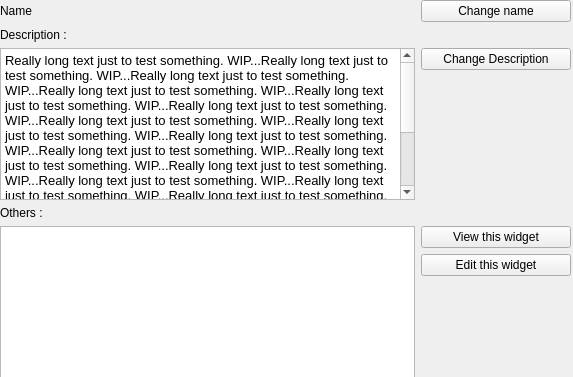
Old version of the form SubClasses/axisdatacontentprinter.ui in the repository Far4X/QTSM.
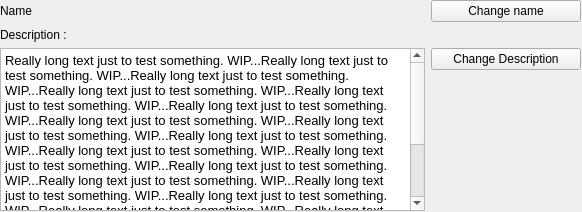
New version of the form.

Commit message: The window to modify the desc and the name of the axes is almost done, it just need some finishes, like the fact that it's destroy the mainwindow when it gets closed or the fact that the mainwindow doesn't get update when the name/desc is changed

The edit to the form file:
```diff
--- a/SubClasses/axisdatacontentprinter.ui
+++ b/SubClasses/axisdatacontentprinter.ui
@@ -6,8 +6,8 @@
    <rect>
     <x>0</x>
     <y>0</y>
-    <width>573</width>
-    <height>377</height>
+    <width>582</width>
+    <height>212</height>
    </rect>
   </property>
   <property name="windowTitle">
@@ -18,8 +18,8 @@
     <rect>
      <x>0</x>
      <y>0</y>
-     <width>571</width>
-     <height>378</height>
+     <width>581</width>
+     <height>211</height>
     </rect>
    </property>
    <layout class="QVBoxLayout" name="verticalLayout1">
@@ -123,64 +123,6 @@
       </item>
      </layout>
     </item>
-    <item>
-     <widget class="QLabel" name="label_3">
-      <property name="text">
-       <string>Others :</string>
-      </property>
-     </widget>
-    </item>
-    <item>
-     <layout class="QHBoxLayout" name="horizontalLayout_5">
-      <item>
-       <widget class="QListView" name="listView">
-        <property name="sizePolicy">
-         <sizepolicy hsizetype="Expanding" vsizetype="Preferred">
-          <horstretch>0</horstretch>
-          <verstretch>0</verstretch>
-         </sizepolicy>
-        </property>
-       </widget>
-      </item>
-      <item>
-       <layout class="QVBoxLayout" name="verticalLayout">
-        <item>
-         <widget class="QPushButton" name="pushButtonViewCurrentOther">
-          <property name="text">
-           <string>View this widget</string>
-          </property>
-         </widget>
-        </item>
-        <item>
-         <widget class="QPushButton" name="pushButtonEditCurrentOther">
-          <property name="minimumSize">
-           <size>
-            <width>150</width>
-            <height>0</height>
-           </size>
-          </property>
-          <property name="text">
-           <string>Edit this widget</string>
-          </property>
-         </widget>
-        </item>
-        <item>
-         <spacer name="verticalSpacer">
-          <property name="orientation">
-           <enum>Qt::Vertical</enum>
-          </property>
-          <property name="sizeHint" stdset="0">
-           <size>
-            <width>20</width>
-            <height>20</height>
-           </size>
-          </property>
-         </spacer>
-        </item>
-       </layout>
-      </item>
-     </layout>
-    </item>
    </layout>
   </widget>
  </widget>
```
Left out of the diff: 4 changed lines with no effect on the pictures. The commit also changes 7 other files.
